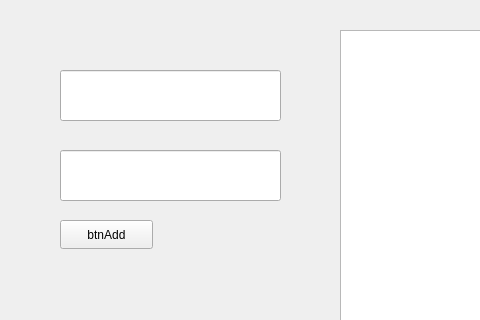
Old version of the form key-shortcut/mainwindow.ui in the repository simonisfiction/occ-hacks; both pictures show x 0 to 480 and y 0 to 320 of the 615 by 539 pixel window.
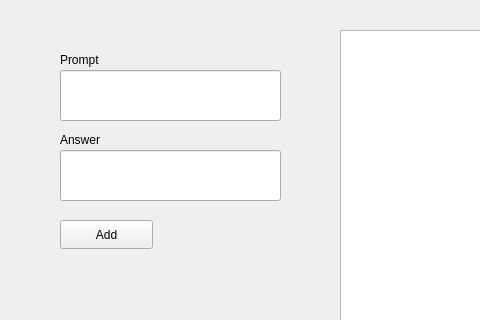
New version of the form.

Commit message: admin panel changes

```diff
--- a/key-shortcut/mainwindow.ui
+++ b/key-shortcut/mainwindow.ui
@@ -34,7 +34,7 @@
      </rect>
     </property>
     <property name="text">
-     <string>btnAdd</string>
+     <string>Add</string>
     </property>
    </widget>
    <widget class="QLineEdit" name="addPrompt">
@@ -76,6 +76,32 @@
      <enum>Qt::Orientation::Vertical</enum>
     </property>
    </widget>
+   <widget class="QLabel" name="label">
+    <property name="geometry">
+     <rect>
+      <x>60</x>
+      <y>50</y>
+      <width>63</width>
+      <height>20</height>
+     </rect>
+    </property>
+    <property name="text">
+     <string>Prompt</string>
+    </property>
+   </widget>
+   <widget class="QLabel" name="label_2">
+    <property name="geometry">
+     <rect>
+      <x>60</x>
+      <y>130</y>
+      <width>63</width>
+      <height>20</height>
+     </rect>
+    </property>
+    <property name="text">
+     <string>Answer</string>
+    </property>
+   </widget>
   </widget>
   <widget class="QMenuBar" name="menubar">
    <property name="geometry">
```
